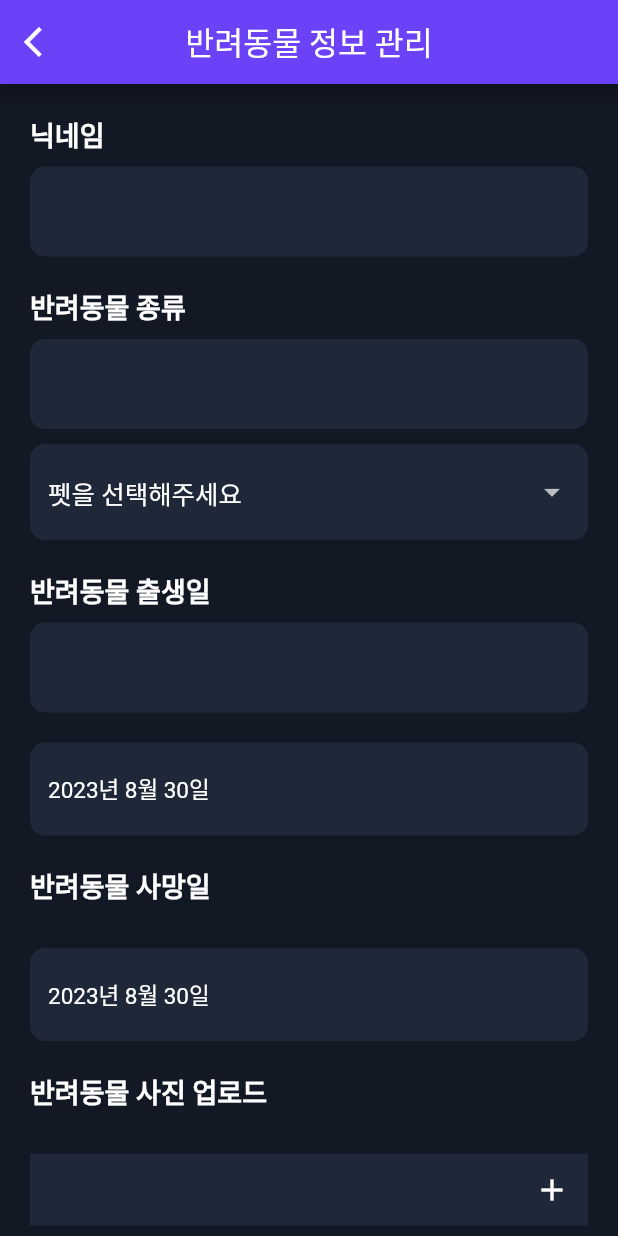
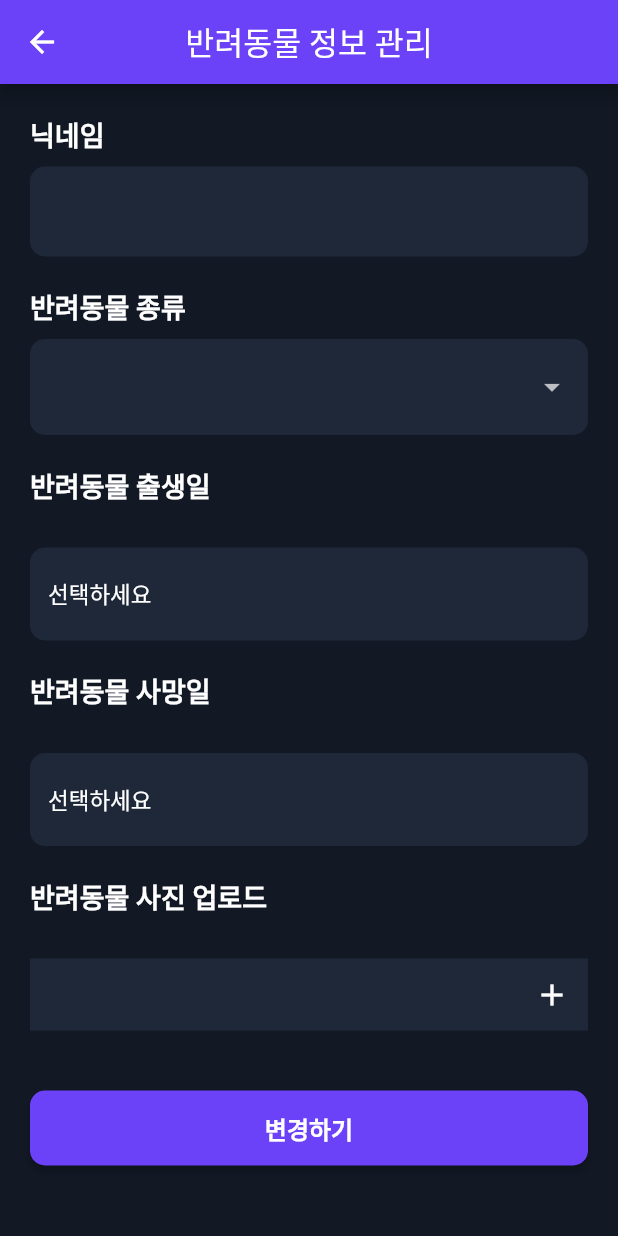
Before and after one commit to Miribyeol/MIRI-APP, a Flutter app: the AnimalScreen screen opened by its route, on a phone screen of 412 x 824 dp. Run offline on Flutter 3.47's test engine with Material 2 defaults, Android fonts, the phone set to English and light mode, and no system bars; our stand-ins replace flutter_dotenv, flutter_secure_storage; missing offline and left inert: kakao_flutter_sdk; accounts and stored records are empty; network calls fail.

Commit message:
수정test

```diff
--- a/lib/main.dart
+++ b/lib/main.dart
@@ -49,7 +49,7 @@ class MyApp extends StatelessWidget {
         '/onboarding': (context) => const OnboardingScreen(),
         '/mypage_my_info': (context) => const InformationScreen(),
         '/mypage_pet_info': (context) => const AnimalScreen(),
-        '/mypage': (context) => const MypageScreen(),
+        '/mypage': (context) => MypageScreen(),
         // '/challenge': (context) {
         //   final Map<String, dynamic> args = ModalRoute.of(context)!
         //       .settings
--- a/lib/screens/ai_onboarding.dart
+++ b/lib/screens/ai_onboarding.dart
@@ -35,7 +35,7 @@ class AIOnboardingScreen extends StatelessWidget {
                       ),
                     ],
                   ),
-                  const SizedBox(height: 90.0),
+                  // const SizedBox(height: 90.0),
                   const Text(
                     '별이와 대화하기',
                     style: TextStyle(
--- a/lib/screens/challenge_pop_up.dart
+++ b/lib/screens/challenge_pop_up.dart
@@ -23,7 +23,7 @@ class ChallengPopUpState extends State<ChallengPopUp> {
 //감정 선택후 전송기능
   Future<void> sendChallengeFeedbackToServer(List<String> emotions) async {
     try {
-      if (emotions.isEmpty || emotions.length > 4) {
+      if (emotions.isEmpty || emotions.length > 3) {
         print('최대 3개까지 선택하세요');
         return;
       }
--- a/lib/screens/mypage.dart
+++ b/lib/screens/mypage.dart
@@ -2,9 +2,7 @@ import 'package:flutter/material.dart';
 import 'package:flutter_secure_storage/flutter_secure_storage.dart'; // 추가
 
 class MypageScreen extends StatelessWidget {
-  final FlutterSecureStorage _storage = const FlutterSecureStorage();
-
-  const MypageScreen({super.key}); // 추가
+  final FlutterSecureStorage _storage = const FlutterSecureStorage(); // 추가
 
   Future<void> _logout(context) async {
     await _storage.delete(key: 'jwt_token'); // jwt_token 토큰값 삭제
@@ -22,7 +20,7 @@ class MypageScreen extends StatelessWidget {
         ),
         centerTitle: true,
         leading: IconButton(
-          icon: const Icon(Icons.arrow_back_ios),
+          icon: const Icon(Icons.arrow_back),
           onPressed: () {
             Navigator.pop(context);
           },
--- a/lib/screens/mypage_pet_info.dart
+++ b/lib/screens/mypage_pet_info.dart
@@ -4,9 +4,10 @@ import 'package:flutter_secure_storage/flutter_secure_storage.dart';
 import 'package:http/http.dart' as http;
 import 'package:flutter/cupertino.dart';
 
-//import 'package:image picker/image.picker.dart';
+import '../models/pet_info_model.dart';
+
 class AnimalScreen extends StatefulWidget {
-  const AnimalScreen({super.key});
+  const AnimalScreen({Key? key}) : super(key: key);
 
   @override
   AnimalScreenState createState() => AnimalScreenState();
@@ -14,24 +15,39 @@ class AnimalScreen extends StatefulWidget {
 
 class AnimalScreenState extends State<AnimalScreen> {
   final FlutterSecureStorage _storage = const FlutterSecureStorage();
-  late TextEditingController _petNameController; //23.08.22 수정
-  late TextEditingController _petSpeciesController; //23.08.22 수정
   DateTime? _pickedBirthDate;
   DateTime? _pickedDeathDate;
 
+  final TextEditingController _nameController =
+      TextEditingController(); // TextEditingController 추가
+
   String? petName = '';
-  String? petSpecies = '';
+  String? petSpecies;
   String? petBirthDate = '';
   String? petDeathDate = '';
+
+  List<String> petSpeciesOptions = [
+    '강아지',
+    '고양이',
+    '햄스터',
+    '앵무새',
+    '고슴도치',
+    '물고기',
+    '조류',
+    '파충류',
+    '그 외',
+  ];
 
   @override
   void initState() {
     super.initState();
-    _petNameController = TextEditingController(); //23.08.22 수정
-    _petSpeciesController = TextEditingController();
-    _pickedBirthDate = DateTime.now();
-    _pickedDeathDate = DateTime.now();
     fetchPetInfo();
+  }
+
+  @override
+  void dispose() {
+    _nameController.dispose(); // 사용이 끝나면 Controller를 dispose 해야합니다.
+    super.dispose();
   }
 
   Future<void> fetchPetInfo() async {
@@ -45,20 +61,67 @@ class AnimalScreenState extends State<AnimalScreen> {
 
         if (response.statusCode == 200) {
           var jsonResponse = jsonDecode(response.body);
+          print('JSON Response: $jsonResponse');
           setState(() {
-            petName = jsonResponse['petInfo']['name'];
-            petSpecies = jsonResponse['petInfo']['species'];
-            petBirthDate = jsonResponse['petInfo']['birthday'];
-            petDeathDate = jsonResponse['petInfo']['deathday'];
+            petName = jsonResponse['result']['petInfo']['name'];
+            petSpecies = jsonResponse['result']['petInfo']['species'];
+            petBirthDate = jsonResponse['result']['petInfo']['birthday'];
+            petDeathDate = jsonResponse['result']['petInfo']['deathday'];
+            _pickedBirthDate = DateTime.parse(petBirthDate!);
+            _pickedDeathDate = DateTime.parse(petDeathDate!);
+
+            _nameController.text = petName ?? ''; // 닉네임 초기화
           });
-          _petNameController.text = petName!; //23.08.22 수정
-          _petSpeciesController.text = petSpecies!;
         } else {
           print('Failed to fetch pet info: ${response.statusCode}');
         }
       }
     } catch (error) {
       print('Error fetching pet info: $error');
+    }
+  }
+
+  Future<void> _updatePetInfo() async {
+    try {
+      String? storedToken = await _storage.read(key: 'jwt_token');
+      if (storedToken != null) {
+        var url = Uri.parse('http://203.250.32.29:3000/pet');
+        var response = await http.put(
+          url,
+          headers: {
+            'Authorization': 'Bearer $storedToken',
+            'Content-Type': 'application/json',
+          },
+          body: jsonEncode(
+            PetInfo(
+              name: petName ?? '',
+              species: petSpecies ?? '',
+              birthday: petBirthDate ?? '',
+              deathday: petDeathDate ?? '',
+            ).toJson(),
+          ),
+        );
+
+        if (response.statusCode == 201) {
+          var jsonResponse = jsonDecode(response.body);
+          print('Update Response: $jsonResponse');
+          setState(() {
+            // Update the pet information in the UI
+            var updatedPetInfo = jsonResponse['result']['petInfo'];
+            petName = updatedPetInfo['name'];
+            petSpecies = updatedPetInfo['species'];
+            petBirthDate = updatedPetInfo['birthday'];
+            petDeathDate = updatedPetInfo['deathday'];
+          });
+          showUpdateDialog(true);
+        } else {
+          print('Failed to update pet info: ${response.statusCode}');
+          showUpdateDialog(false);
+        }
+      }
+    } catch (error) {
+      print('Error updating pet info: $error');
+      showUpdateDialog(false);
     }
   }
 
@@ -103,6 +166,114 @@ class AnimalScreenState extends State<AnimalScreen> {
     );
   }
 
+  @override
+  Widget build(BuildContext context) {
+    return Scaffold(
+      appBar: AppBar(
+        title: const Text('반려동물 정보 관리'),
+        centerTitle: true,
+        leading: IconButton(
+          icon: const Icon(Icons.arrow_back),
+          onPressed: () {
+            Navigator.pop(context);
+          },
+        ),
+        backgroundColor: const Color(0xFF6B42F8),
+      ),
+      backgroundColor: const Color(0xFF121824),
+      body: SingleChildScrollView(
+        padding: const EdgeInsets.symmetric(horizontal: 20.0, vertical: 20.0),
+        child: Column(
+          crossAxisAlignment: CrossAxisAlignment.stretch,
+          children: [
+            _buildSectionTitle('닉네임'),
+            TextFormField(
+              controller: _nameController, // 컨트롤러 연결
+              decoration: InputDecoration(
+                filled: true,
+                fillColor: const Color(0xFF1F2839),
+                border: OutlineInputBorder(
+                  borderRadius: BorderRadius.circular(10.0),
+                  borderSide: BorderSide.none,
+                ),
+              ),
+              onChanged: (value) {
+                petName = value;
+              },
+              style: const TextStyle(color: Colors.white),
+            ),
+            const SizedBox(height: 20.0),
+            _buildSectionTitle('반려동물 종류'),
+            DropdownFormField(
+              onChanged: (String? newValue) {
+                // Provide the correct type for onChanged callback
+                setState(() {
+                  petSpecies = newValue;
+                });
+              },
+              initialValue: petSpecies,
+              options: petSpeciesOptions,
+            ),
+            const SizedBox(height: 20.0),
+            _buildSectionTitle('반려동물 출생일'),
+            const SizedBox(height: 20.0),
+            _buildDateSelector(true),
+            const SizedBox(height: 20.0),
+            _buildSectionTitle('반려동물 사망일'),
+            const SizedBox(height: 20.0),
+            _buildDateSelector(false),
+            const SizedBox(height: 20.0),
+            _buildSectionTitle('반려동물 사진 업로드'),
+            const SizedBox(height: 20.0),
+            TextFormField(
+              decoration: InputDecoration(
+                filled: true,
+                fillColor: const Color(0xFF1F2839),
+                border: InputBorder.none,
+                suffixIcon: IconButton(
+                  onPressed: () {
+                    // Implement photo upload functionality here
+                  },
+                  icon: const Icon(
+                    Icons.add,
+                    color: Colors.white,
+                  ),
+                ),
+              ),
+              onChanged: (value) {
+                // Handle the pet photo input
+              },
+            ),
+            const SizedBox(
+              height: 20,
+            ),
+            const SizedBox(height: 20.0),
+            ElevatedButton(
+              onPressed: () async {
+                await _updatePetInfo();
+              },
+              style: ElevatedButton.styleFrom(
+                backgroundColor: const Color(0xFF6B42F8),
+                minimumSize: const Size(double.infinity, 50),
+                shape: RoundedRectangleBorder(
+                  borderRadius: BorderRadius.circular(10.0),
+                ),
+              ),
+              child: const Text(
+                '변경하기',
+                style: TextStyle(
+                  color: Colors.white,
+                  fontSize: 16.0,
+                  fontWeight: FontWeight.bold,
+                ),
+              ),
+            ),
+          ],
+        ),
+      ),
+    );
+  }
+
   Widget _buildDateSelector(bool isBirthDate) {
     final pickedDate = isBirthDate ? _pickedBirthDate : _pickedDeathDate;
 
@@ -113,8 +284,12 @@ class AnimalScreenState extends State<AnimalScreen> {
           setState(() {
             if (isBirthDate) {
               _pickedBirthDate = selectedDate;
+              petBirthDate =
+                  "${selectedDate.year}-${selectedDate.month}-${selectedDate.day}";
             } else {
               _pickedDeathDate = selectedDate;
+              petDeathDate =
+                  "${selectedDate.year}-${selectedDate.month}-${selectedDate.day}";
             }
           });
         }
@@ -155,185 +330,20 @@ class AnimalScreenState extends State<AnimalScreen> {
     );
   }
 
-  @override
-  Widget build(BuildContext context) {
-    return Scaffold(
-      appBar: AppBar(
-        title: const Text('반려동물 정보 관리'),
-        centerTitle: true,
-        leading: IconButton(
-          icon: const Icon(Icons.arrow_back_ios),
-          onPressed: () {
-            Navigator.pop(context);
-          },
-        ),
-        backgroundColor: const Color(0xFF6B42F8),
-      ),
-      backgroundColor: const Color(0xFF121824),
-      body: SingleChildScrollView(
-        padding: const EdgeInsets.symmetric(horizontal: 20.0, vertical: 20.0),
-        child: Column(
-          crossAxisAlignment: CrossAxisAlignment.stretch,
-          children: [
-            _buildSectionTitle('닉네임'),
-            TextFormField(
-              //controller: _petNameController , // 23.08.22 수정
-              decoration: InputDecoration(
-                filled: true,
-                fillColor: const Color(0xFF1F2839),
-                border: OutlineInputBorder(
-                  borderRadius: BorderRadius.circular(10.0),
-                  borderSide: BorderSide.none,
-                ),
-              ),
-              onChanged: (value) {
-                setState(() {
-                  petName = value;
-                });
-              },
-              initialValue: petName, // 23.08.22 수정
-            ),
-            const SizedBox(height: 20.0),
-            _buildSectionTitle('반려동물 종류'),
-            TextFormField(
-              decoration: InputDecoration(
-                filled: true,
-                fillColor: const Color(0xFF1F2839),
-                border: OutlineInputBorder(
-                  borderRadius: BorderRadius.circular(10.0),
-                  borderSide: BorderSide.none,
-                ),
-              ),
-            ),
-            const SizedBox(height: 10.0),
-            CustomDropdownFormField(
-              onChanged: (value) {
-                setState(() {
-                  petSpecies = value;
-                });
-              },
-              initialValue: petSpecies,
-            ),
-            const SizedBox(height: 20.0),
-            _buildSectionTitle('반려동물 출생일'),
-            TextFormField(
-              decoration: InputDecoration(
-                filled: true,
-                fillColor: const Color(0xFF1F2839),
-                border: OutlineInputBorder(
-                  borderRadius: BorderRadius.circular(10.0),
-                  borderSide: BorderSide.none,
-                ),
-              ),
-              onChanged: (value) {
-                setState(() {
-                  petBirthDate = value;
-                });
-              },
-              initialValue: petBirthDate,
-            ),
-            const SizedBox(height: 20.0),
-            _buildDateSelector(true),
-            const SizedBox(height: 20.0),
-            _buildSectionTitle('반려동물 사망일'),
-            const SizedBox(height: 20.0),
-            _buildDateSelector(false),
-            const SizedBox(height: 20.0),
-            _buildSectionTitle('반려동물 사진 업로드'),
-            const SizedBox(height: 20.0),
-            TextFormField(
-              decoration: InputDecoration(
-                filled: true,
-                fillColor: const Color(0xFF1F2839),
-                border: InputBorder.none,
-                suffixIcon: IconButton(
-                  onPressed: () {
-                    //Implement photo upload functionality here
-                  },
-                  icon: const Icon(
-                    Icons.add,
-                    color: Colors.white,
-                  ),
-                ),
-              ),
-              onChanged: (value) {
-                // Handle the pet photo input
-              },
-            ),
-            const SizedBox(
-              height: 20,
-            ),
-            const SizedBox(height: 20.0),
-            ElevatedButton(
-              onPressed: () async {
-                await updatePetInfo();
-                showUpdateDialog(context);
-              },
-              style: ElevatedButton.styleFrom(
-                backgroundColor: const Color(0xFF6B42F8),
-                minimumSize: const Size(double.infinity, 50),
-                shape: RoundedRectangleBorder(
-                  borderRadius: BorderRadius.circular(10.0),
-                ),
-              ),
-              child: const Text(
-                '변경하기',
-                style: TextStyle(
-                  color: Colors.white,
-                  fontSize: 16.0,
-                  fontWeight: FontWeight.bold,
-                ),
-              ),
-            ),
-          ],
-        ),
-      ),
-    );
-  }
-
-  Future<void> updatePetInfo() async {
-    try {
-      var petName = _petNameController.text; //23.08.22 수정
-      String? storedToken = await _storage.read(key: 'jwt_token');
-      if (storedToken != null) {
-        var url = Uri.parse('http://203.250.32.29:3000/pet');
-        var response = await http.put(
-          url,
-          headers: {
-            'Authorization': 'Bearer $storedToken',
-            'Content-Type': 'application/json',
-          },
-          body: jsonEncode({
-            'name': petName,
-            'species': petSpecies,
-            'birthday': petBirthDate,
-            'deathday': petDeathDate,
-          }),
-        );
-
-        if (response.statusCode != 200) {
-          print('Failed to update pet info: ${response.statusCode}');
-        }
-      }
-    } catch (error) {
-      print('Error updating pet info: $error');
-    }
-  }
-
-  void showUpdateDialog(BuildContext context) {
+  void showUpdateDialog(bool isSuccess) {
     showDialog(
       context: context,
       builder: (BuildContext context) {
         return AlertDialog(
-          content: const SingleChildScrollView(
+          content: SingleChildScrollView(
             child: SizedBox(
               width: 335,
               height: 100,
               child: Center(
                 child: Text(
-                  "수정이 완료되었습니다 :)",
+                  isSuccess ? "수정이 완료되었습니다 :)" : "수정에 실패했습니다 :(",
                   style: TextStyle(
-                    color: Colors.black,
+                    color: isSuccess ? Colors.black : Colors.red,
                     fontSize: 16.0,
                     fontWeight: FontWeight.bold,
                   ),
@@ -351,7 +361,14 @@ class AnimalScreenState extends State<AnimalScreen> {
                   borderRadius: BorderRadius.circular(10.0),
                 ),
               ),
-              onPressed: () => Navigator.of(context).pop(),
+              onPressed: () {
+                Navigator.of(context).pop(); // Close the dialog
+                if (true) {
+                  // Navigate to the main screen
+                  Navigator.of(context)
+                      .pushReplacementNamed('/start'); // Replace current route
+                }
+              },
               child: const Center(
                 child: Text(
                   "닫기",
@@ -370,17 +387,20 @@ class AnimalScreenState extends State<AnimalScreen> {
   }
 }
 
-class CustomDropdownFormField extends StatelessWidget {
+// ignore: must_be_immutable
+class DropdownFormField extends StatelessWidget {
   final ValueChanged<String?>? onChanged;
-  final String? initialValue;
+  String? initialValue; // 초기 값 설정
+  final List<String> options;
 
-  const CustomDropdownFormField({
+  DropdownFormField({
     Key? key,
     this.onChanged,
     this.initialValue,
+    required this.options,
   }) : super(key: key);
 
-  DropdownMenuItem<String?> itemBuilder(String? value, String label) {
+  DropdownMenuItem<String> itemBuilder(String value, String label) {
     return DropdownMenuItem(
       value: value,
       child: Container(
@@ -396,24 +416,10 @@ class CustomDropdownFormField extends StatelessWidget {
 
   @override
   Widget build(BuildContext context) {
-    String? validInitialValue;
-    List<String?> possibleValues = [null, 'Dog', 'Cat', 'Hamster', 'Meerkat'];
-    if (possibleValues.contains(initialValue)) {
-      validInitialValue = initialValue;
-    } else {
-      validInitialValue = null;
-    }
-
-    return DropdownButtonFormField<String?>(
-      value: validInitialValue,
+    return DropdownButtonFormField<String>(
+      value: initialValue,
       isExpanded: true,
-      items: [
-        itemBuilder(null, '펫을 선택해주세요'),
-        itemBuilder('Dog', '강아지'),
-        itemBuilder('Cat', '고양이'),
-        itemBuilder('Hamster', '햄찌'),
-        itemBuilder('Meerkat', '미어캣'),
-      ],
+      items: options.map((value) => itemBuilder(value, value)).toList(),
       onChanged: onChanged,
       decoration: InputDecoration(
         border: OutlineInputBorder(
```
Also changed, not shown: lib/models/pet_info_model.dart (+36 -0 lines), lib/screens/challenge.dart (+4 -5 lines), lib/screens/challenge_list.dart (+16 -20 lines), lib/screens/mypage_my_info.dart (+1 -62 lines), lib/screens/pet_charnel.dart (+68 -34 lines), lib/screens/start.dart (+41 -21 lines), pubspec.lock, 3 other files.
